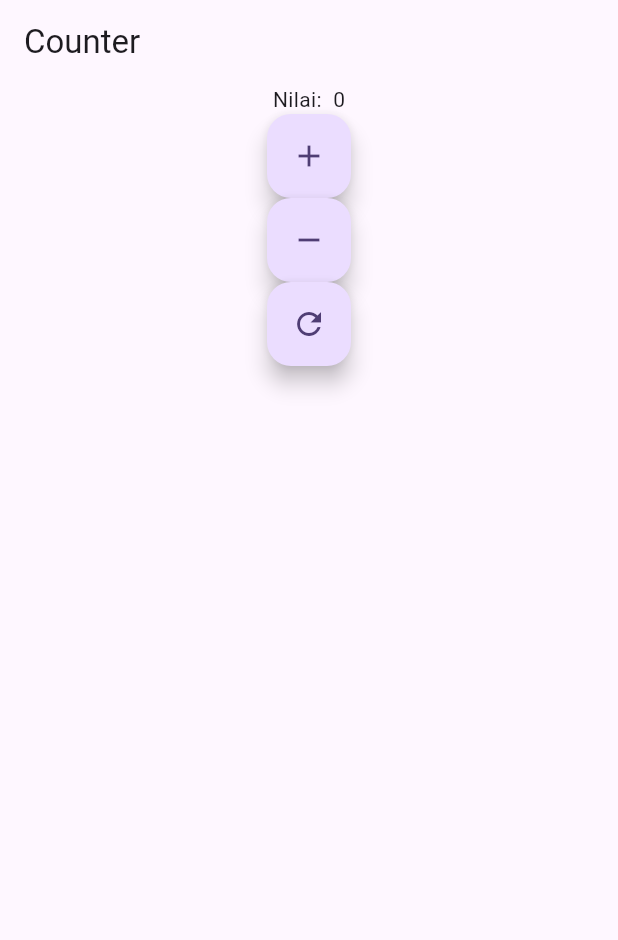
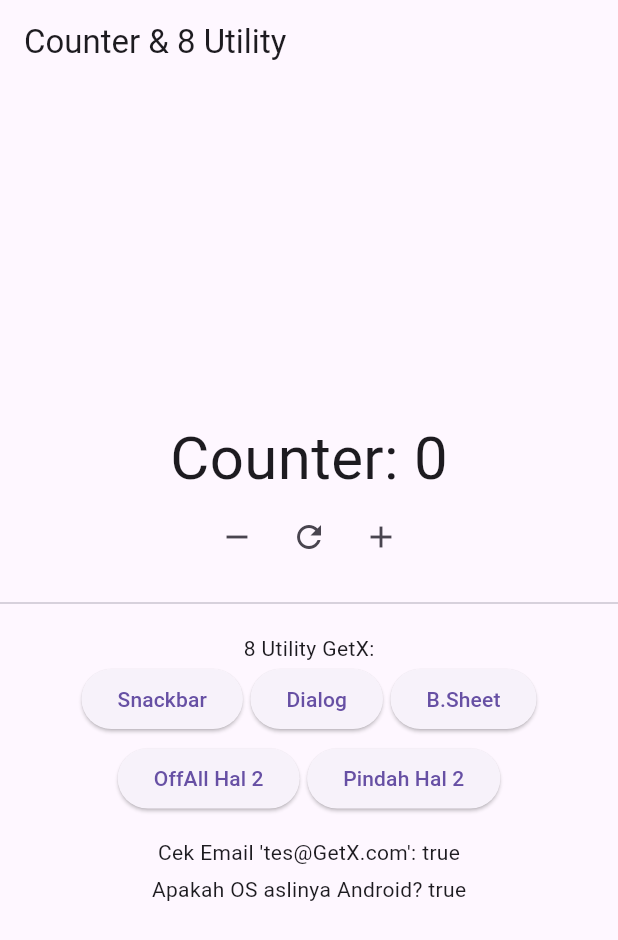
Before and after one commit to fadilsflow/campus_flutter_getx, a Flutter app: the screen it shows after launch, on a phone screen of 412 x 824 dp. Shown: the top 940 px of the screen. Run offline on Flutter 3.47's test engine with Material 3 defaults, Android fonts, the phone set to English and light mode, and no system bars; our stand-ins replace get.

Commit message:
refactor: update main app structure to use GetMaterialApp and enhance counter functionality

```diff
--- a/lib/main.dart
+++ b/lib/main.dart
@@ -1,70 +1,142 @@
 import 'package:flutter/material.dart';
-import 'package:get/get_instance/get_instance.dart';
-import 'package:get/get_rx/src/rx_types/rx_types.dart';
-import 'package:get/get_state_manager/get_state_manager.dart';
-import 'package:get/route_manager.dart';
+import 'package:get/get.dart'; // Import GetX agar semua fitur bisa dipakai
 
-void main() {
-  runApp(const MyApp());
-}
+void main() => runApp(const MyApp());
 
 class MyApp extends StatelessWidget {
   const MyApp({super.key});
 
-  // This widget is the root of your application.
   @override
   Widget build(BuildContext context) {
-    return MaterialApp(
-      title: 'FLutter Getx',
-      theme: ThemeData(
-        colorScheme: ColorScheme.fromSeed(seedColor: Colors.deepPurple),
-      ),
+    // 1. Wajib pakai GetMaterialApp agar utility routing & popups GetX jalan
+    return GetMaterialApp(
+      title: 'Counter & Utilitas',
+      theme: ThemeData.light(),
       home: HomePage(),
     );
   }
 }
 
-// controller
+// Controller: tempat nyimpen logika biar gak nyampur di UI
 class CounterController extends GetxController {
-  var count = 0.obs;
-  void increment() {
-    count.value++;
-  }
+  var count = 0.obs; // .obs bikin variabel ini otomatis memantau update
 
-  void decrement() {
-    count.value--;
-  }
-
-  void reset() {
-    count.value = 0;
-  }
+  void increment() => count.value++;
+  void decrement() => count.value--;
+  void reset() => count.value = 0;
 }
 
 class HomePage extends StatelessWidget {
-  // const HomePage({super.key});
+  // Panggil controller
+  final c = Get.put(CounterController());
 
-  final CounterController controller = Get.put(CounterController());
   @override
   Widget build(BuildContext context) {
     return Scaffold(
-      appBar: AppBar(title: Text("Counter")),
+      appBar: AppBar(title: const Text("Counter & 8 Utility")),
       body: Column(
+        mainAxisAlignment: MainAxisAlignment.center,
         children: [
-          Center(child: Obx(() => Text("Nilai:  ${controller.count}"))),
-          FloatingActionButton(
-            onPressed: controller.increment,
-            child: Icon(Icons.add),
+          // Obx: yang di dalam sini otomatis berubah saat count update
+          Obx(
+            () => Text(
+              "Counter: ${c.count}",
+              style: const TextStyle(fontSize: 40),
+            ),
           ),
-          FloatingActionButton(
-            onPressed: controller.decrement,
-            child: Icon(Icons.remove),
+
+          Row(
+            mainAxisAlignment: MainAxisAlignment.center,
+            children: [
+              IconButton(
+                onPressed: c.decrement,
+                icon: const Icon(Icons.remove),
+              ),
+              IconButton(onPressed: c.reset, icon: const Icon(Icons.refresh)),
+              IconButton(onPressed: c.increment, icon: const Icon(Icons.add)),
+            ],
           ),
-          FloatingActionButton(
-            onPressed: controller.reset,
-            child: Icon(Icons.refresh),
+
+          const Divider(height: 40),
+          const Text("8 Utility GetX:"),
+
+          Wrap(
+            alignment: WrapAlignment.center,
+            spacing: 5,
+            runSpacing: 5,
+            children: [
+              // 1. Snackbar
+              ElevatedButton(
+                onPressed: () => Get.snackbar("Hai", "Ini pesan"),
+                child: const Text("Snackbar"),
+              ),
+              // 2. Dialog
+              ElevatedButton(
+                onPressed: () =>
+                    Get.defaultDialog(title: "Halo", middleText: "Ini dialog"),
+                child: const Text("Dialog"),
+              ),
+              // 3. BottomSheet
+              ElevatedButton(
+                onPressed: () => Get.bottomSheet(
+                  Container(color: Colors.white, height: 100),
+                ),
+                child: const Text("B.Sheet"),
+              ),
+              // 4. Get.offAll -> Pindah halaman & hapus riwayat (sering dipakai untuk Logout)
+              ElevatedButton(
+                onPressed: () => Get.offAll(() => HalDua()),
+                child: const Text("OffAll Hal 2"),
+              ),
+              // 5. Get.to + arguments -> Navigasi sambil merouting data / variabel
+              ElevatedButton(
+                onPressed: () =>
+                    Get.to(() => HalDua(), arguments: "Ini Data Rahasia!"),
+                child: const Text("Pindah Hal 2"),
+              ),
+            ],
           ),
+
+          const SizedBox(height: 15),
+          // 6. GetUtils -> Sering dipakai cek validasi, misal cek format email form login
+          Text("Cek Email 'tes@GetX.com': ${GetUtils.isEmail('tes@GetX.com')}"),
+          const SizedBox(height: 5),
+          // 7. GetPlatform -> Sering dipakai cek tipe OS yg dipakai HP
+          Text("Apakah OS aslinya Android? ${GetPlatform.isAndroid}"),
         ],
       ),
     );
   }
 }
+
+class HalDua extends StatelessWidget {
+  @override
+  Widget build(BuildContext context) {
+    return Scaffold(
+      appBar: AppBar(title: const Text("Halaman 2")),
+      body: Center(
+        child: Column(
+          mainAxisAlignment: MainAxisAlignment.center,
+          children: [
+            // Menampilkan data tangkapan dari Get.to di point nomor 5
+            if (Get.arguments != null)
+              Text(
+                "Argumen diterima: ${Get.arguments}",
+                style: const TextStyle(
+                  fontWeight: FontWeight.bold,
+                  fontSize: 16,
+                ),
+              ),
+
+            const SizedBox(height: 20),
+            // 8. Navigasi kembali
+            ElevatedButton(
+              onPressed: () => Get.back(),
+              child: const Text("Kembali (Get.back)"),
+            ),
+          ],
+        ),
+      ),
+    );
+  }
+}
```
